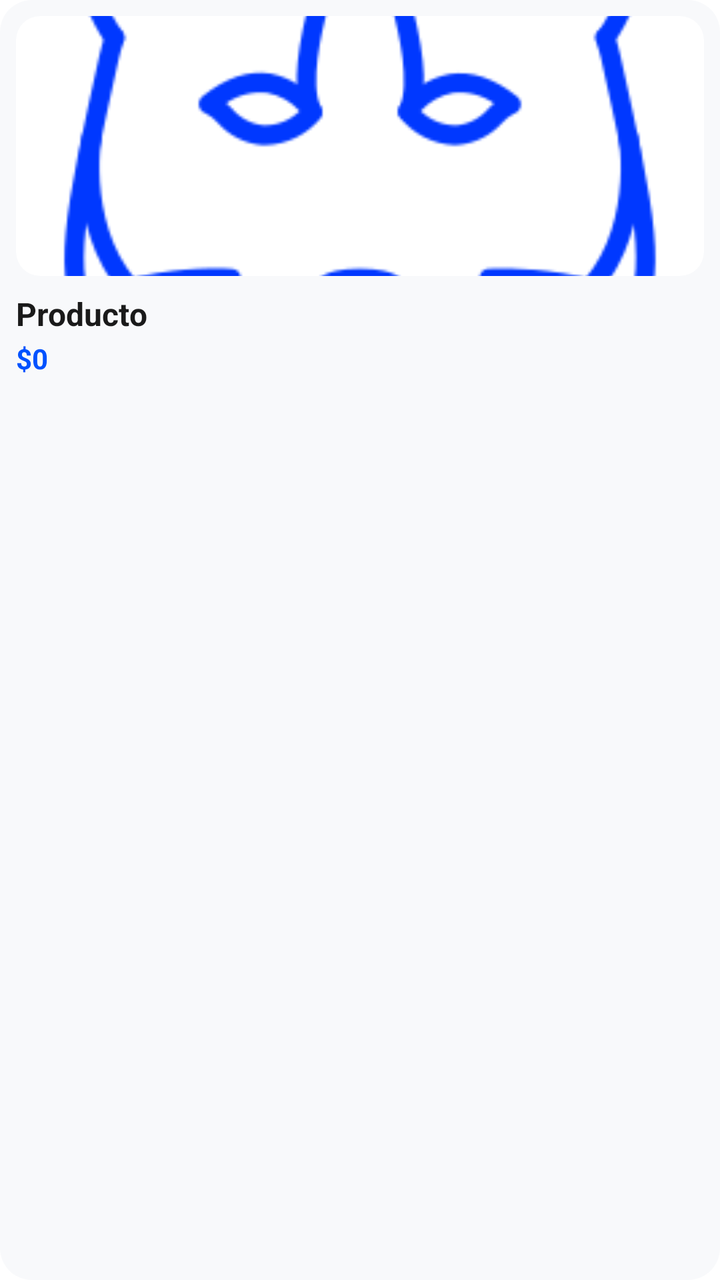
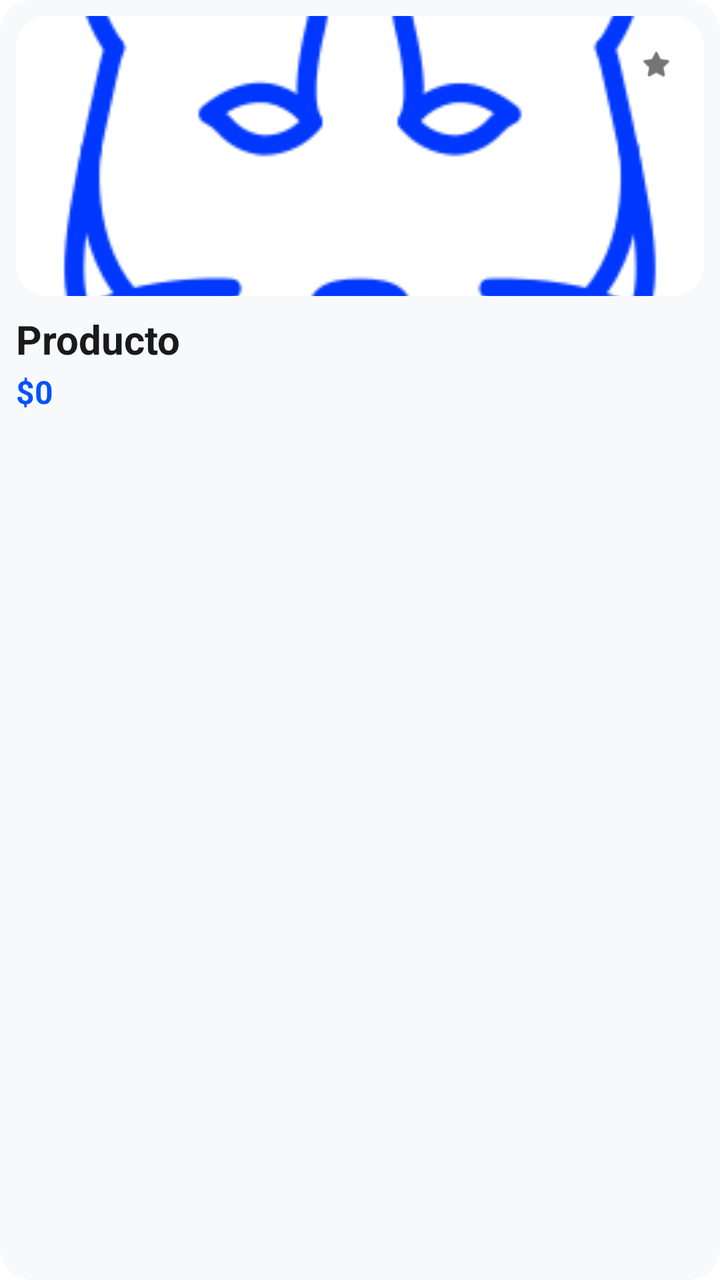

Compare the two renders of this Android layout. The source of the first and the diff that turns it into the second are given below.
<!-- AndroidManifest.xml: application theme Theme.MyApplication -->
<!-- res/layout/item_catalog_product.xml -->
<?xml version="1.0" encoding="utf-8"?>
<androidx.constraintlayout.widget.ConstraintLayout xmlns:android="http://schemas.android.com/apk/res/android"
    xmlns:app="http://schemas.android.com/apk/res-auto"
    android:layout_width="0dp"
    android:layout_height="wrap_content"
    android:layout_columnWeight="1"
    android:layout_margin="4dp"
    android:background="@drawable/bg_category_card"
    android:padding="8dp">

    <androidx.cardview.widget.CardView
        android:id="@+id/cv_img"
        android:layout_width="match_parent"
        android:layout_height="130dp"
        app:cardCornerRadius="12dp"
        app:cardElevation="0dp"
        app:layout_constraintTop_toTopOf="parent">

        <ImageView
            android:id="@+id/iv_product"
            android:layout_width="match_parent"
            android:layout_height="match_parent"
            android:scaleType="centerCrop"
            android:src="@drawable/gato__1_"
            android:contentDescription="@null" />
    </androidx.cardview.widget.CardView>

    <TextView
        android:id="@+id/tv_name"
        android:layout_width="match_parent"
        android:layout_height="wrap_content"
        android:layout_marginTop="8dp"
        android:ellipsize="end"
        android:maxLines="1"
        android:text="Producto"
        android:textColor="@color/text_black"
        android:textSize="16sp"
        android:textStyle="bold"
        app:layout_constraintTop_toBottomOf="@id/cv_img" />

    <TextView
        android:id="@+id/tv_price"
        android:layout_width="match_parent"
        android:layout_height="wrap_content"
        android:layout_marginTop="2dp"
        android:text="$0"
        android:textColor="@color/brand_blue"
        android:textSize="14sp"
        android:textStyle="bold"
        app:layout_constraintTop_toBottomOf="@id/tv_name" />

</androidx.constraintlayout.widget.ConstraintLayout>
<!-- resources referenced by this layout -->
<resources>
  <color name="brand_blue">#0052FF</color>
  <color name="text_black">#1A1A1A</color>
  <!-- drawable bg_category_card (drawable) -->
  <?xml version="1.0" encoding="utf-8"?>
  <shape xmlns:android="http://schemas.android.com/apk/res/android">
      <solid android:color="@color/input_bg" />
      <corners android:radius="16dp" />
  </shape>
  <!-- drawable gato__1_: png bitmap (drawable, 18321 bytes) -->
  <style name="Theme.MyApplication" parent="Theme.MaterialComponents.DayNight.NoActionBar">
          
          <item name="colorPrimary">@color/purple_500</item>
          <item name="colorPrimaryVariant">@color/purple_700</item>
          <item name="colorOnPrimary">@color/white</item>
          
          <item name="colorSecondary">@color/teal_200</item>
          <item name="colorSecondaryVariant">@color/teal_700</item>
          <item name="colorOnSecondary">@color/black</item>
          
          <item name="android:statusBarColor">?attr/colorPrimaryVariant</item>
          
          <item name="android:editTextColor">@color/text_black</item>
          <item name="android:textColorPrimary">@color/text_black</item>
          
      </style>
  <color name="input_bg">#F8F9FB</color>
  <color name="purple_500">#FF6200EE</color>
  <color name="purple_700">#FF3700B3</color>
  <color name="white">#FFFFFFFF</color>
  <color name="teal_200">#FF03DAC5</color>
  <color name="teal_700">#FF018786</color>
  <color name="black">#FF000000</color>
</resources>

<!-- the commit's change to res/layout/item_catalog_product.xml (unified diff, before → after) -->
@@ -4,15 +4,16 @@
     android:layout_width="0dp"
     android:layout_height="wrap_content"
     android:layout_columnWeight="1"
-    android:layout_margin="4dp"
+    android:layout_margin="6dp"
     android:background="@drawable/bg_category_card"
     android:padding="8dp">
 
+    
     <androidx.cardview.widget.CardView
         android:id="@+id/cv_img"
         android:layout_width="match_parent"
-        android:layout_height="130dp"
-        app:cardCornerRadius="12dp"
+        android:layout_height="140dp"
+        app:cardCornerRadius="16dp"
         app:cardElevation="0dp"
         app:layout_constraintTop_toTopOf="parent">
 
@@ -20,11 +21,24 @@
             android:id="@+id/iv_product"
             android:layout_width="match_parent"
             android:layout_height="match_parent"
+            android:contentDescription="@null"
             android:scaleType="centerCrop"
-            android:src="@drawable/gato__1_"
-            android:contentDescription="@null" />
+            android:src="@drawable/gato__1_" />
+
+        <ImageView
+            android:id="@+id/iv_fav"
+            android:layout_width="32dp"
+            android:layout_height="32dp"
+            android:layout_gravity="end|top"
+            android:layout_margin="8dp"
+            android:background="@drawable/bg_fav_circle"
+            android:contentDescription="@null"
+            android:padding="8dp"
+            android:src="@android:drawable/btn_star_big_off"
+            app:tint="@color/text_grey" />
     </androidx.cardview.widget.CardView>
 
+    
     <TextView
         android:id="@+id/tv_name"
         android:layout_width="match_parent"
@@ -34,10 +48,11 @@
         android:maxLines="1"
         android:text="Producto"
         android:textColor="@color/text_black"
-        android:textSize="16sp"
+        android:textSize="20sp"
         android:textStyle="bold"
         app:layout_constraintTop_toBottomOf="@id/cv_img" />
 
+    
     <TextView
         android:id="@+id/tv_price"
         android:layout_width="match_parent"
@@ -45,7 +60,7 @@
         android:layout_marginTop="2dp"
         android:text="$0"
         android:textColor="@color/brand_blue"
-        android:textSize="14sp"
+        android:textSize="16sp"
         android:textStyle="bold"
         app:layout_constraintTop_toBottomOf="@id/tv_name" />
 
<!-- resource entries referenced after the edit -->
@@ -2,11 +2,18 @@
 <resources>
   <color name="brand_blue">#0052FF</color>
   <color name="text_black">#1A1A1A</color>
+  <color name="text_grey">#757575</color>
   <!-- drawable bg_category_card (drawable) -->
   <?xml version="1.0" encoding="utf-8"?>
   <shape xmlns:android="http://schemas.android.com/apk/res/android">
       <solid android:color="@color/input_bg" />
       <corners android:radius="16dp" />
+  </shape>
+  <!-- drawable bg_fav_circle (drawable) -->
+  <?xml version="1.0" encoding="utf-8"?>
+  <shape xmlns:android="http://schemas.android.com/apk/res/android"
+      android:shape="oval">
+      <solid android:color="@color/white" />
   </shape>
   <!-- drawable gato__1_: png bitmap (drawable, 18321 bytes) -->
   <style name="Theme.MyApplication" parent="Theme.MaterialComponents.DayNight.NoActionBar">
